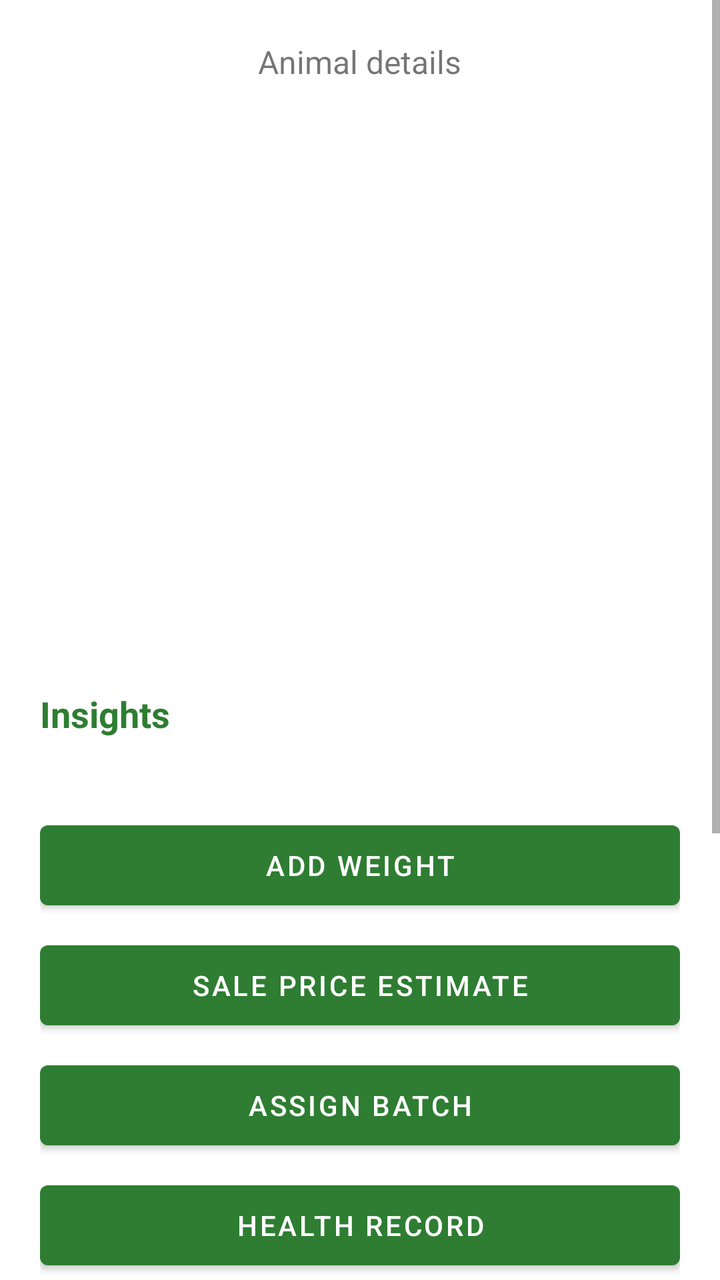
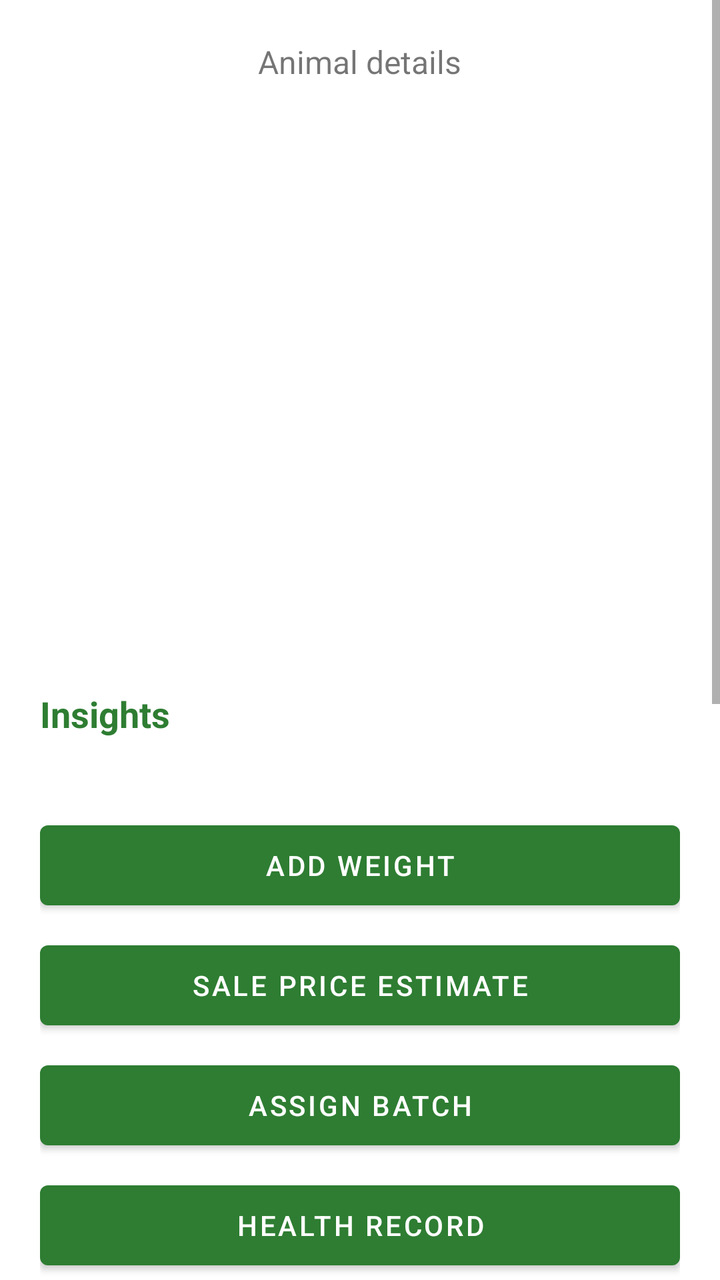

An Android layout rendered at two revisions. The XML below is the earlier revision; the diff shows what the commit changed to produce the second picture.
<!-- AndroidManifest.xml: application theme Theme.GaiKhamar -->
<!-- res/layout/activity_animal_detail.xml -->
<?xml version="1.0" encoding="utf-8"?>
<ScrollView xmlns:android="http://schemas.android.com/apk/res/android"
    android:layout_width="match_parent"
    android:layout_height="match_parent">

    <LinearLayout
        android:layout_width="match_parent"
        android:layout_height="wrap_content"
        android:gravity="center_horizontal"
        android:orientation="vertical"
        android:padding="20dp">

        <TextView
            android:layout_width="wrap_content"
            android:layout_height="wrap_content"
            android:text="@string/animal_details"
            android:textSize="16sp" />

        <TextView
            android:id="@+id/tvId"
            android:layout_width="wrap_content"
            android:layout_height="wrap_content"
            android:textColor="@color/green_700"
            android:textSize="28sp"
            android:textStyle="bold" />

        <ImageView
            android:id="@+id/ivQr"
            android:layout_width="200dp"
            android:layout_height="200dp"
            android:layout_marginTop="12dp"
            android:contentDescription="@string/qr_code" />

        <TextView
            android:id="@+id/tvDetails"
            android:layout_width="match_parent"
            android:layout_height="wrap_content"
            android:layout_marginTop="16dp"
            android:lineSpacingExtra="6dp"
            android:textSize="16sp" />

        <TextView
            android:id="@+id/tvInsightsTitle"
            android:layout_width="match_parent"
            android:layout_height="wrap_content"
            android:layout_marginTop="16dp"
            android:text="@string/insights"
            android:textColor="@color/green_700"
            android:textSize="18sp"
            android:textStyle="bold" />

        <TextView
            android:id="@+id/tvInsights"
            android:layout_width="match_parent"
            android:layout_height="wrap_content"
            android:layout_marginTop="4dp"
            android:lineSpacingExtra="6dp"
            android:textSize="16sp" />

        <LinearLayout
            android:id="@+id/groupBeefActions"
            android:layout_width="match_parent"
            android:layout_height="wrap_content"
            android:layout_marginTop="12dp"
            android:orientation="vertical">

            <com.google.android.material.button.MaterialButton
                android:id="@+id/btnAddWeight"
                android:layout_width="match_parent"
                android:layout_height="52dp"
                android:text="@string/add_weight" />

            <com.google.android.material.button.MaterialButton
                android:id="@+id/btnSalePrice"
                android:layout_width="match_parent"
                android:layout_height="52dp"
                android:layout_marginTop="8dp"
                android:text="@string/set_sale_price" />

            <com.google.android.material.button.MaterialButton
                android:id="@+id/btnAssignBatch"
                android:layout_width="match_parent"
                android:layout_height="52dp"
                android:layout_marginTop="8dp"
                android:text="@string/assign_batch" />
        </LinearLayout>

        <LinearLayout
            android:id="@+id/groupDairyActions"
            android:layout_width="match_parent"
            android:layout_height="wrap_content"
            android:layout_marginTop="12dp"
            android:orientation="vertical"
            android:visibility="gone">

            <com.google.android.material.button.MaterialButton
                android:id="@+id/btnHeat"
                android:layout_width="match_parent"
                android:layout_height="52dp"
                android:text="@string/record_heat" />

            <com.google.android.material.button.MaterialButton
                android:id="@+id/btnInsemination"
                android:layout_width="match_parent"
                android:layout_height="52dp"
                android:layout_marginTop="8dp"
                android:text="@string/record_insemination" />

            <com.google.android.material.button.MaterialButton
                android:id="@+id/btnPregCheck"
                android:layout_width="match_parent"
                android:layout_height="52dp"
                android:layout_marginTop="8dp"
                android:text="@string/pregnancy_check" />

            <com.google.android.material.button.MaterialButton
                android:id="@+id/btnCalving"
                android:layout_width="match_parent"
                android:layout_height="52dp"
                android:layout_marginTop="8dp"
                android:text="@string/record_calving" />

            <com.google.android.material.button.MaterialButton
                android:id="@+id/btnDryOff"
                style="@style/Widget.MaterialComponents.Button.OutlinedButton"
                android:layout_width="match_parent"
                android:layout_height="52dp"
                android:layout_marginTop="8dp"
                android:text="@string/dry_off" />
        </LinearLayout>

        <LinearLayout
            android:id="@+id/groupCommonActions"
            android:layout_width="match_parent"
            android:layout_height="wrap_content"
            android:layout_marginTop="8dp"
            android:orientation="vertical">

            <com.google.android.material.button.MaterialButton
                android:id="@+id/btnHealthRecord"
                android:layout_width="match_parent"
                android:layout_height="52dp"
                android:text="@string/health_record" />

            <com.google.android.material.button.MaterialButton
                android:id="@+id/btnQuarantine"
                style="@style/Widget.MaterialComponents.Button.OutlinedButton"
                android:layout_width="match_parent"
                android:layout_height="52dp"
                android:layout_marginTop="8dp" />

            <com.google.android.material.button.MaterialButton
                android:id="@+id/btnRecovered"
                style="@style/Widget.MaterialComponents.Button.OutlinedButton"
                android:layout_width="match_parent"
                android:layout_height="52dp"
                android:layout_marginTop="8dp"
                android:text="@string/mark_recovered" />

            <com.google.android.material.button.MaterialButton
                android:id="@+id/btnSell"
                style="@style/Widget.MaterialComponents.Button.OutlinedButton"
                android:layout_width="match_parent"
                android:layout_height="52dp"
                android:layout_marginTop="8dp"
                android:text="@string/sell_animal" />
        </LinearLayout>

        <TextView
            android:layout_width="match_parent"
            android:layout_height="wrap_content"
            android:layout_marginTop="20dp"
            android:text="@string/history"
            android:textColor="@color/green_700"
            android:textSize="18sp"
            android:textStyle="bold" />

        <TextView
            android:id="@+id/tvHistory"
            android:layout_width="match_parent"
            android:layout_height="wrap_content"
            android:layout_marginTop="4dp"
            android:lineSpacingExtra="6dp"
            android:textSize="15sp" />

        <com.google.android.material.button.MaterialButton
            android:id="@+id/btnBack"
            style="@style/Widget.MaterialComponents.Button.OutlinedButton"
            android:layout_width="match_parent"
            android:layout_height="56dp"
            android:layout_marginTop="20dp"
            android:text="@string/back" />
    </LinearLayout>
</ScrollView>
<!-- resources referenced by this layout -->
<resources>
  <color name="green_700">#2E7D32</color>
  <string name="add_weight">Add weight</string>
  <string name="animal_details">Animal details</string>
  <string name="assign_batch">Assign batch</string>
  <string name="back">Back</string>
  <string name="dry_off">Dry off</string>
  <string name="health_record">Health record</string>
  <string name="history">History</string>
  <string name="insights">Insights</string>
  <string name="mark_recovered">Mark recovered</string>
  <string name="pregnancy_check">Pregnancy check</string>
  <string name="qr_code">QR code</string>
  <string name="record_calving">Record calving</string>
  <string name="record_heat">Record heat</string>
  <string name="record_insemination">Record insemination</string>
  <string name="sell_animal">Sell animal</string>
  <string name="set_sale_price">Sale price estimate</string>
  <style name="Theme.GaiKhamar" parent="Theme.MaterialComponents.Light.NoActionBar">
          <item name="colorPrimary">@color/green_700</item>
          <item name="colorPrimaryVariant">@color/green_900</item>
          <item name="colorOnPrimary">@color/white</item>
          <item name="colorSecondary">@color/amber_700</item>
          <item name="colorOnSecondary">@color/black</item>
          <item name="android:statusBarColor">@color/green_900</item>
      </style>
  <color name="green_900">#1B5E20</color>
  <color name="white">#FFFFFFFF</color>
  <color name="amber_700">#FFA000</color>
  <color name="black">#FF000000</color>
</resources>

<!-- the commit's change to res/layout/activity_animal_detail.xml (unified diff, before → after) -->
@@ -31,6 +31,15 @@
             android:layout_marginTop="12dp"
             android:contentDescription="@string/qr_code" />
 
+        <ImageView
+            android:id="@+id/ivPhoto"
+            android:layout_width="match_parent"
+            android:layout_height="200dp"
+            android:layout_marginTop="12dp"
+            android:contentDescription="@string/photo"
+            android:scaleType="centerCrop"
+            android:visibility="gone" />
+
         <TextView
             android:id="@+id/tvDetails"
             android:layout_width="match_parent"
@@ -64,6 +73,8 @@
             android:layout_marginTop="12dp"
             android:orientation="vertical">
 
+
+
             <com.google.android.material.button.MaterialButton
                 android:id="@+id/btnAddWeight"
                 android:layout_width="match_parent"
@@ -156,6 +167,30 @@
                 android:layout_height="52dp"
                 android:layout_marginTop="8dp"
                 android:text="@string/mark_recovered" />
+
+            <com.google.android.material.button.MaterialButton
+                android:id="@+id/btnPhoto"
+                style="@style/Widget.MaterialComponents.Button.OutlinedButton"
+                android:layout_width="match_parent"
+                android:layout_height="52dp"
+                android:layout_marginTop="8dp"
+                android:text="@string/photo" />
+
+            <com.google.android.material.button.MaterialButton
+                android:id="@+id/btnEdit"
+                style="@style/Widget.MaterialComponents.Button.OutlinedButton"
+                android:layout_width="match_parent"
+                android:layout_height="52dp"
+                android:layout_marginBottom="8dp"
+                android:text="@string/edit_animal" />
+
+            <com.google.android.material.button.MaterialButton
+                android:id="@+id/btnDead"
+                style="@style/Widget.MaterialComponents.Button.OutlinedButton"
+                android:layout_width="match_parent"
+                android:layout_height="52dp"
+                android:layout_marginTop="8dp"
+                android:text="@string/mark_dead" />
 
             <com.google.android.material.button.MaterialButton
                 android:id="@+id/btnSell"
<!-- resource entries referenced after the edit -->
@@ -6,10 +6,13 @@
   <string name="assign_batch">Assign batch</string>
   <string name="back">Back</string>
   <string name="dry_off">Dry off</string>
+  <string name="edit_animal">Edit details</string>
   <string name="health_record">Health record</string>
   <string name="history">History</string>
   <string name="insights">Insights</string>
+  <string name="mark_dead">Mark as dead</string>
   <string name="mark_recovered">Mark recovered</string>
+  <string name="photo">Photo</string>
   <string name="pregnancy_check">Pregnancy check</string>
   <string name="qr_code">QR code</string>
   <string name="record_calving">Record calving</string>
